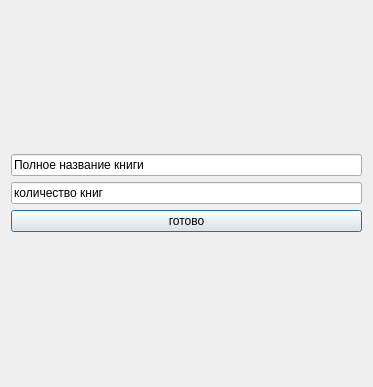
First picture: the form in add_book/add_book_start.ui, repository Plusers/ASL, before the edit.
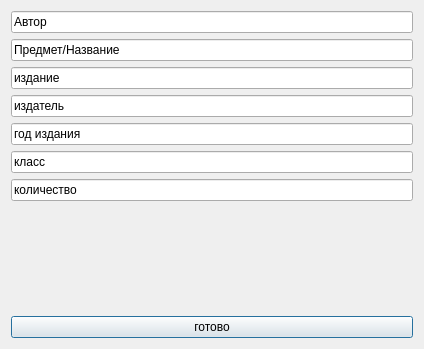
Second picture: the form after the edit.

What changed in the file:
```diff
--- a/add_book/add_book_start.ui
+++ b/add_book/add_book_start.ui
@@ -6,8 +6,8 @@
    <rect>
     <x>0</x>
     <y>0</y>
-    <width>373</width>
-    <height>387</height>
+    <width>424</width>
+    <height>349</height>
    </rect>
   </property>
   <property name="windowTitle">
@@ -19,14 +19,56 @@
      <item>
       <widget class="QLineEdit" name="lineEdit">
        <property name="text">
-        <string>Полное название книги</string>
+        <string>Автор</string>
+       </property>
+      </widget>
+     </item>
+     <item>
+      <widget class="QLineEdit" name="lineEdit_3">
+       <property name="text">
+        <string>Предмет/Название</string>
+       </property>
+      </widget>
+     </item>
+     <item>
+      <widget class="QLineEdit" name="lineEdit_4">
+       <property name="text">
+        <string>издание</string>
+       </property>
+      </widget>
+     </item>
+     <item>
+      <widget class="QLineEdit" name="lineEdit_5">
+       <property name="text">
+        <string>издатель</string>
        </property>
       </widget>
      </item>
      <item>
       <widget class="QLineEdit" name="lineEdit_2">
        <property name="text">
-        <string>количество книг</string>
+        <string>год издания</string>
+       </property>
+      </widget>
+     </item>
+     <item>
+      <widget class="QLineEdit" name="lineEdit_7">
+       <property name="text">
+        <string>класс</string>
+       </property>
+      </widget>
+     </item>
+     <item>
+      <widget class="QLineEdit" name="lineEdit_6">
+       <property name="text">
+        <string>количество</string>
+       </property>
+      </widget>
+     </item>
+     <item>
+      <widget class="QLabel" name="label">
+       <property name="text">
+        <string/>
        </property>
       </widget>
      </item>
```
